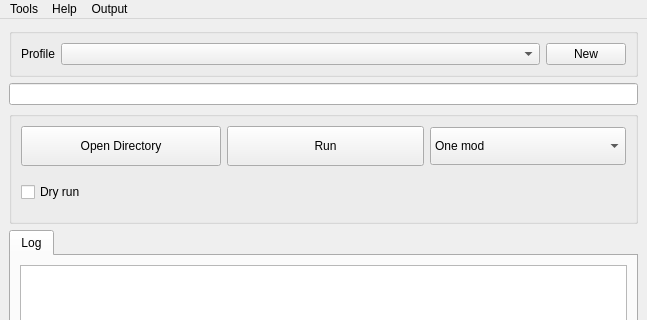
Guekka/cathedral-assets-optimizer, file src/GUI/MainWindow.ui: the form before one commit; both pictures show x 0 to 647 and y 0 to 320 of the 647 by 756 pixel window.
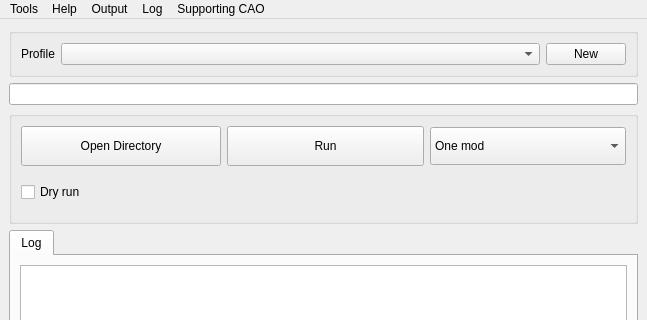
The form after the commit.

Commit message: [GUI] Split the Tools menu into several menus

The edit to the form file:
```diff
--- a/src/GUI/MainWindow.ui
+++ b/src/GUI/MainWindow.ui
@@ -301,9 +301,24 @@
     <addaction name="actionRedirect_output"/>
     <addaction name="actionSet_output_path"/>
    </widget>
+   <widget class="QMenu" name="menuDonate">
+    <property name="title">
+     <string>Supporting CAO</string>
+    </property>
+    <addaction name="actionDonate"/>
+   </widget>
+   <widget class="QMenu" name="menuLog">
+    <property name="title">
+     <string>Log</string>
+    </property>
+    <addaction name="actionEnable_debug_log"/>
+    <addaction name="actionOpen_log_file"/>
+   </widget>
    <addaction name="menuTools"/>
    <addaction name="menuHelp"/>
    <addaction name="menuOutput"/>
+   <addaction name="menuLog"/>
+   <addaction name="menuDonate"/>
   </widget>
   <action name="actionEnableDarkTheme">
    <property name="checkable">
```
Left out of the diff: 5 changed lines with no effect on the pictures.
